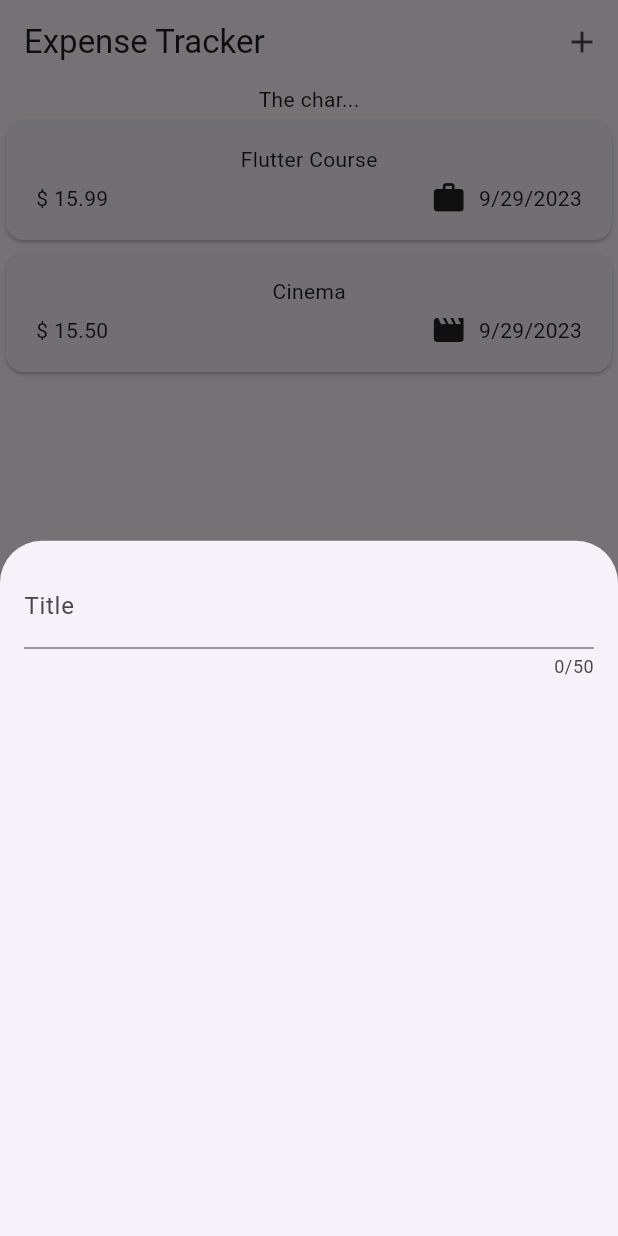
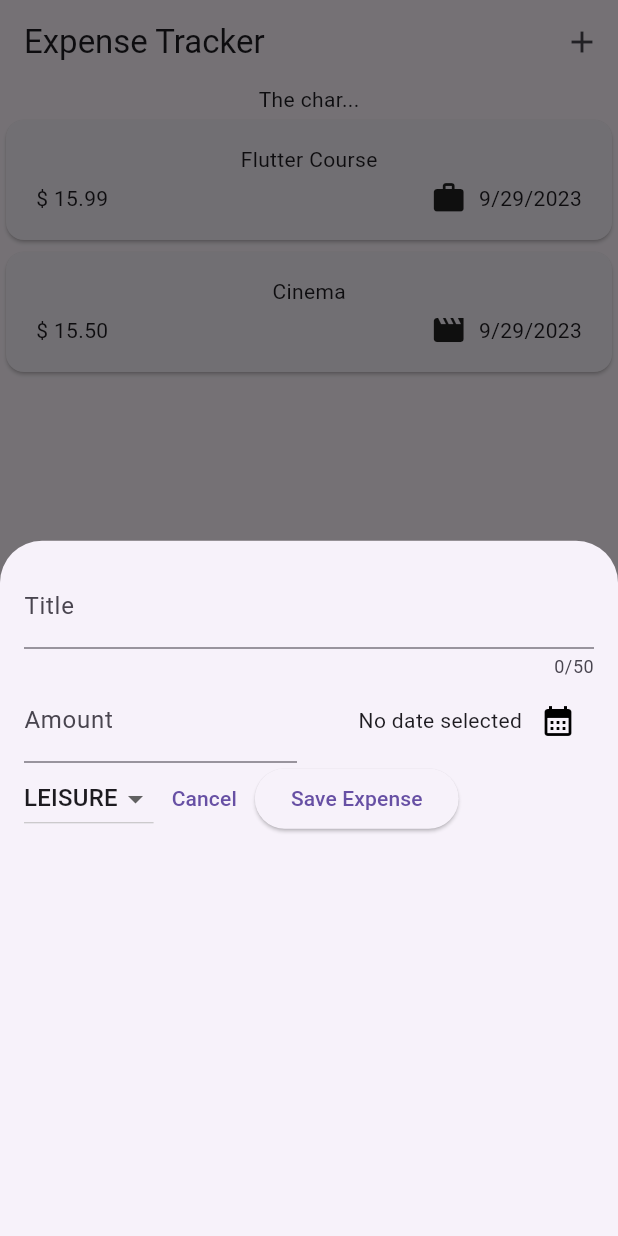
Before and after one commit to Orik-dev/expense_tracker, a Flutter app: the screen it shows after launch, after a tap on the "add" icon, on a phone screen of 412 x 824 dp. Run offline on Flutter 3.47's test engine with Material 2 defaults, Android fonts, the phone set to English and light mode, and no system bars.

Commit message:
Amount+Date+calendar+category

```diff
--- a/lib/widgets/new_expense.dart
+++ b/lib/widgets/new_expense.dart
@@ -1,5 +1,5 @@
+import 'package:expense_tracker/models/expense.dart';
 import 'package:flutter/material.dart';
-
 // Класс который идет в метод добавления расходов
 
 class NewExpense extends StatefulWidget {
@@ -9,18 +9,118 @@ class NewExpense extends StatefulWidget {
   State<NewExpense> createState() => _NewExpenseState();
 }
 
+//Cохраняем Пользовательксий текст (из Метода(_saveTitle)
+var _enteredTitle = '';
+
 class _NewExpenseState extends State<NewExpense> {
+  //Обработка пользовательского текста
+  final _titleController = TextEditingController();
+  final _amountController = TextEditingController();
+  DateTime? _selectedDate;
+  Category _selectedCategory = Category.leisure; //Сохраняем выбранную категорию
+
+//Метод презентации даты
+  void _presentDate() async {
+    final now = DateTime.now();
+    final firsDate = DateTime(now.year - 1, now.month, now.day);
+    final pickedDate = await showDatePicker(
+        context: context, initialDate: now, firstDate: firsDate, lastDate: now);
+    setState(() {
+      _selectedDate = pickedDate;
+    });
+  }
+
+  //Обязательный метод удаления из памяти контроллера.
+  @override
+  void dispose() {
+    _titleController.dispose();
+    _amountController.dispose();
+    super.dispose();
+  }
+
+  //Метод сохранения Текста в титуле
+  void _saveTitleInput(String inputVale) {
+    _enteredTitle = inputVale;
+  }
+
   @override
   Widget build(BuildContext context) {
-    return const Padding(
-      padding: EdgeInsets.all(16),
+    return Padding(
+      padding: const EdgeInsets.all(16),
       child: Column(
         children: [
           TextField(
+            controller: _titleController,
             maxLength: 50,
-            decoration: InputDecoration(
+            decoration: const InputDecoration(
               label: Text('Title'),
             ),
+          ),
+          Row(
+            children: [
+              Expanded(
+                child: TextField(
+                  controller: _amountController,
+                  keyboardType: TextInputType.number,
+                  decoration: const InputDecoration(
+                    prefixText: '\$ ',
+                    label: Text('Amount'),
+                  ),
+                ),
+              ),
+              const SizedBox(width: 16),
+              Expanded(
+                  child: Row(
+                mainAxisAlignment: MainAxisAlignment.end,
+                children: [
+                  Text(
+                    _selectedDate == null
+                        ? 'No date selected'
+                        : formatter.format(_selectedDate!),
+                  ),
+                  IconButton(
+                      onPressed: _presentDate,
+                      icon: const Icon(
+                        Icons.calendar_month,
+                        color: Colors.black,
+                      ))
+                ],
+              ))
+            ],
+          ),
+          Row(
+            children: [
+              DropdownButton(
+                value: _selectedCategory, //Отображение на экране выбр категории
+                items: Category.values
+                    .map(
+                      (category) => DropdownMenuItem(
+                        value: category,
+                        child: Text(category.name.toUpperCase()),
+                      ),
+                    )
+                    .toList(),
+                onChanged: (value) {
+                  if (value == null) {
+                    return;
+                  }
+                  setState(() {
+                    _selectedCategory = value; //Сохраняем выбранную категорию
+                  });
+                },
+              ),
+              TextButton(
+                  onPressed: () {
+                    Navigator.pop(context);
+                  },
+                  child: const Text('Cancel')),
+              ElevatedButton(
+                  onPressed: () {
+                    print(_titleController.text);
+                    print(_amountController.text);
+                  },
+                  child: const Text('Save Expense'))
+            ],
           )
         ],
       ),
```
